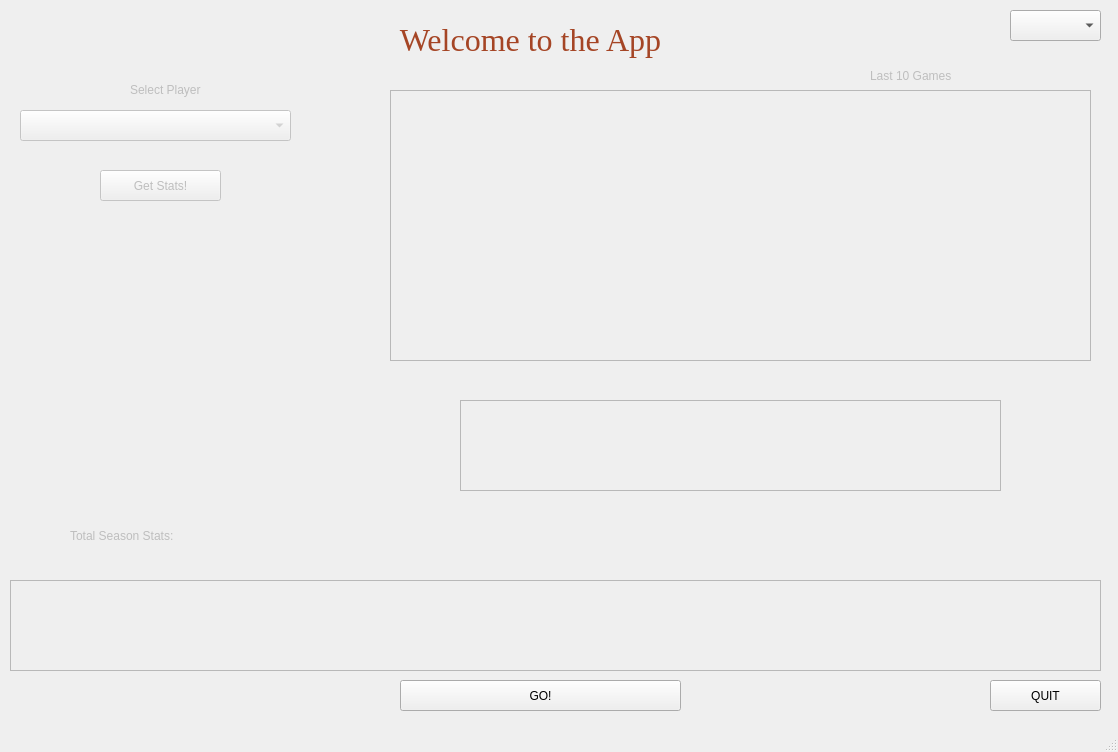
Qt form ui_one.ui (abenya82/nightcourt) before a commit.
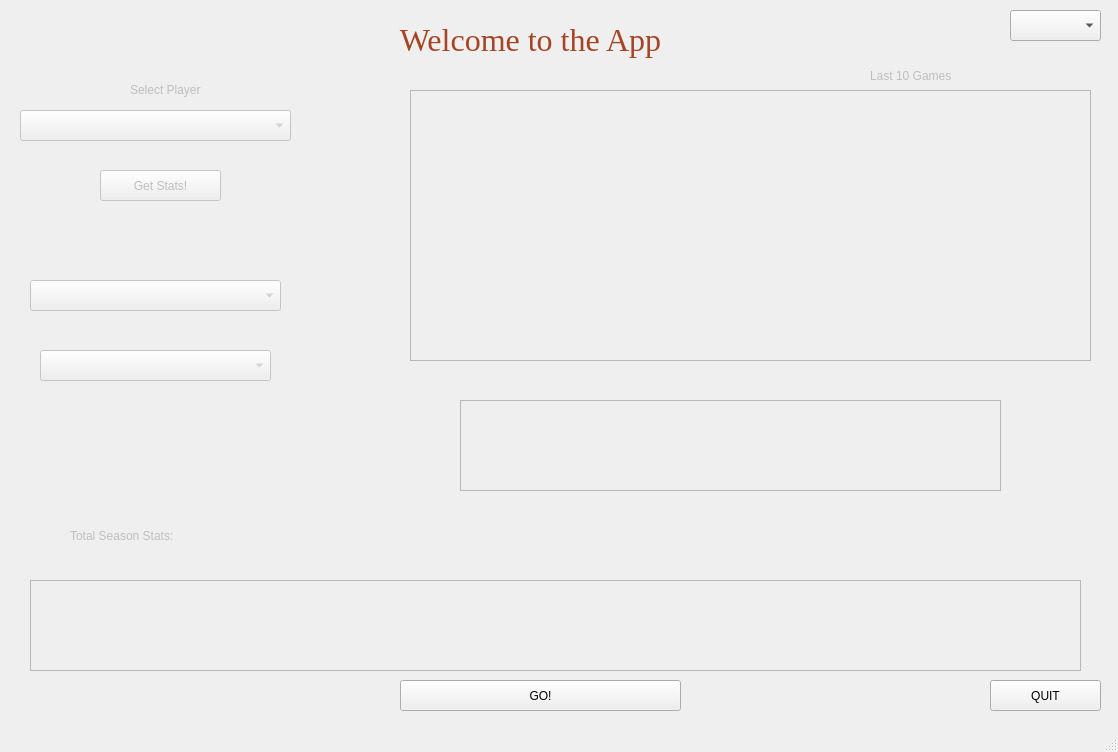
The same form after that commit.

Commit message: logging and players by team sorting

Patch:
```diff
--- a/ui_one.ui
+++ b/ui_one.ui
@@ -110,9 +110,9 @@
     </property>
     <property name="geometry">
      <rect>
-      <x>10</x>
+      <x>30</x>
       <y>580</y>
-      <width>1091</width>
+      <width>1051</width>
       <height>91</height>
      </rect>
     </property>
@@ -122,6 +122,9 @@
       <pointsize>12</pointsize>
      </font>
     </property>
+    <property name="verticalScrollBarPolicy">
+     <enum>Qt::ScrollBarAlwaysOff</enum>
+    </property>
    </widget>
    <widget class="QPushButton" name="quitButton">
     <property name="geometry">
@@ -164,9 +167,9 @@
     </property>
     <property name="geometry">
      <rect>
-      <x>390</x>
+      <x>410</x>
       <y>90</y>
-      <width>701</width>
+      <width>681</width>
       <height>271</height>
      </rect>
     </property>
@@ -225,6 +228,46 @@
      </rect>
     </property>
    </widget>
+   <widget class="QComboBox" name="teamSelectComboBox">
+    <property name="enabled">
+     <bool>false</bool>
+    </property>
+    <property name="geometry">
+     <rect>
+      <x>30</x>
+      <y>280</y>
+      <width>251</width>
+      <height>31</height>
+     </rect>
+    </property>
+    <property name="font">
+     <font>
+      <family>Batang</family>
+      <pointsize>14</pointsize>
+     </font>
+    </property>
+   </widget>
+   <widget class="QComboBox" name="playerFromTeamComboBox">
+    <property name="enabled">
+     <bool>false</bool>
+    </property>
+    <property name="geometry">
+     <rect>
+      <x>40</x>
+      <y>350</y>
+      <width>231</width>
+      <height>31</height>
+     </rect>
+    </property>
+    <property name="font">
+     <font>
+      <family>Batang</family>
+      <pointsize>14</pointsize>
+      <weight>75</weight>
+      <bold>true</bold>
+     </font>
+    </property>
+   </widget>
   </widget>
   <widget class="QMenuBar" name="menubar">
    <property name="geometry">
```
The commit also changes 3 other files.
